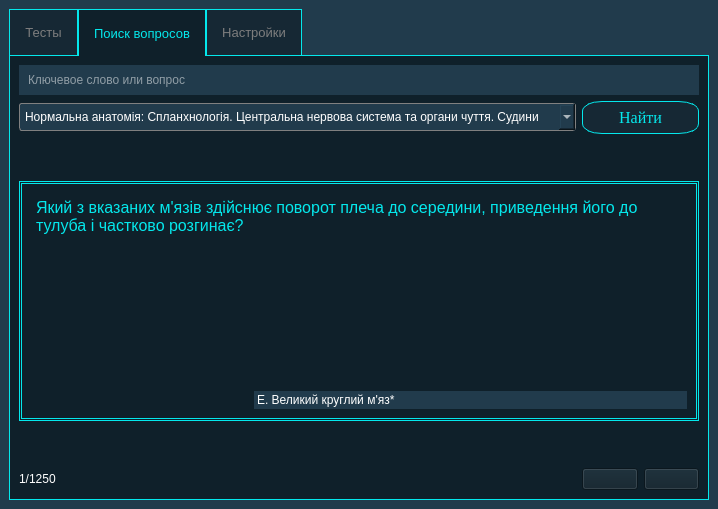
The window that mainwindow.ui (Yarosurafu/ExamHelper) describes before a commit, drawn with Qt 5.
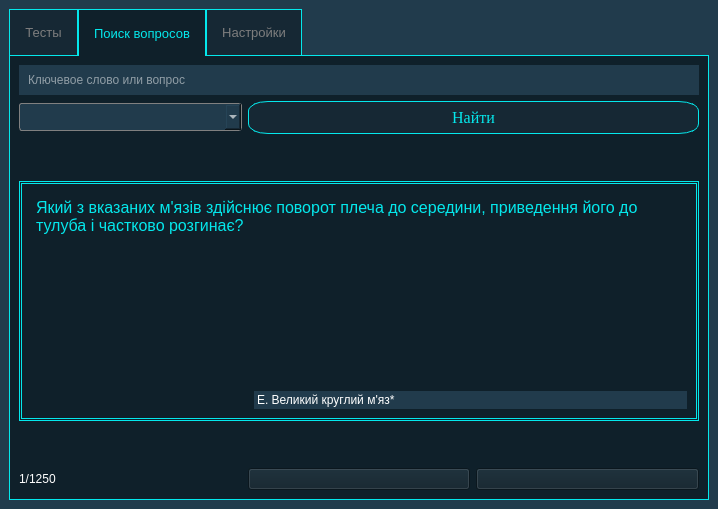
The same window after the commit. Icons and pictures are not drawn.

```diff
--- a/mainwindow.ui
+++ b/mainwindow.ui
@@ -269,16 +269,6 @@
 	image: url(:/icons/images/arrowDown.png);
 }</string>
           </property>
-          <item>
-           <property name="text">
-            <string>Нормальна анатомія: Спланхнологія. Центральна нервова система та органи чуття. Судини</string>
-           </property>
-          </item>
-          <item>
-           <property name="text">
-            <string>Нормальна анатомія: Анатомія опорно-рухового апарату</string>
-           </property>
-          </item>
          </widget>
         </item>
         <item row="4" column="0">
```
